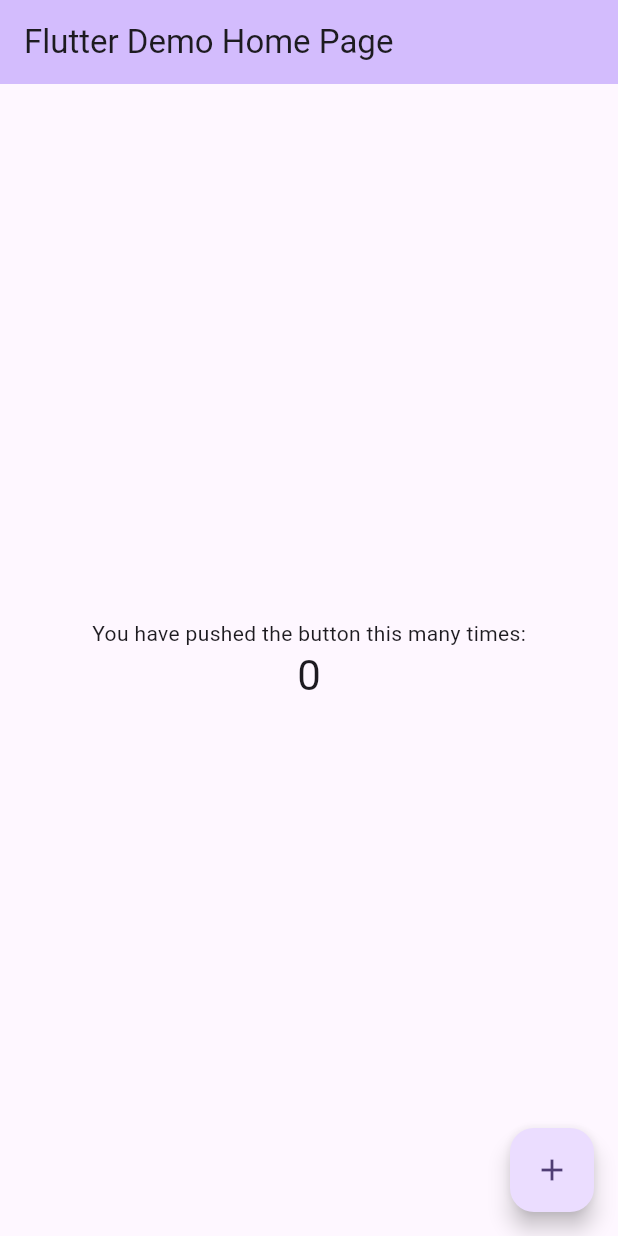
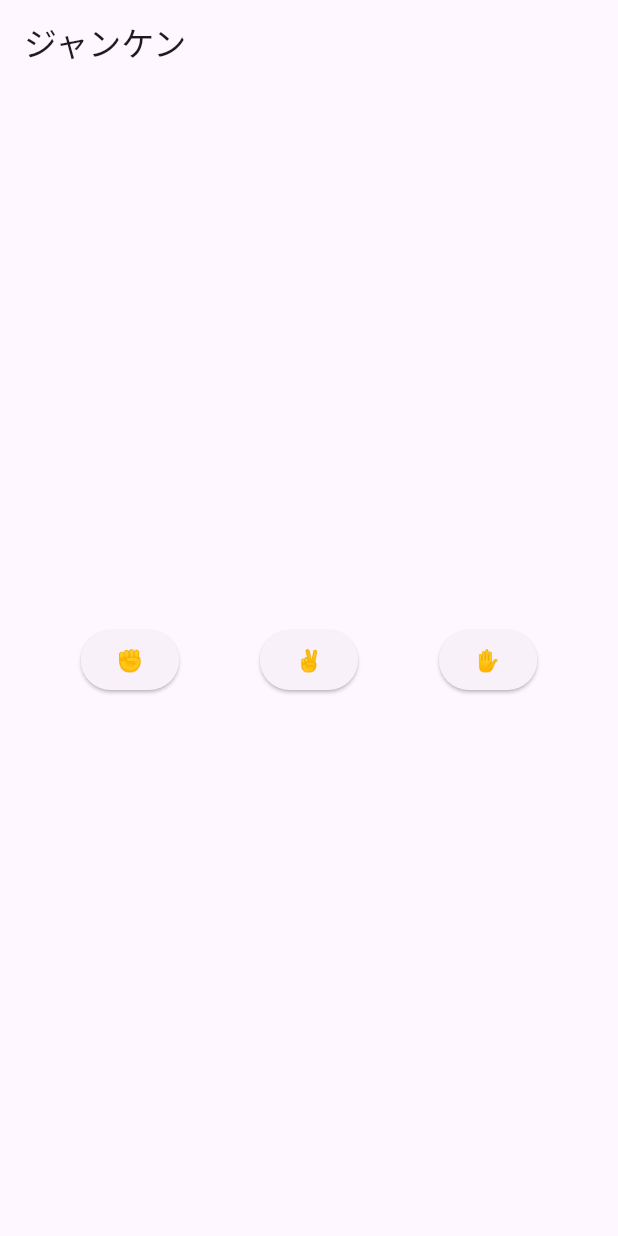
Before and after one commit to dmaruyama-51/flutter-study, a Flutter app: the screen it shows after launch, on a phone screen of 412 x 824 dp. Run offline on Flutter 3.47's test engine with Material 3 defaults, Android fonts, the phone set to English and light mode, and no system bars.

Commit message:
ボタンを配置

```diff
--- a/lib/main.dart
+++ b/lib/main.dart
@@ -7,116 +7,40 @@ void main() {
 class MyApp extends StatelessWidget {
   const MyApp({super.key});
 
-  // This widget is the root of your application.
   @override
   Widget build(BuildContext context) {
     return MaterialApp(
       title: 'Flutter Demo',
       theme: ThemeData(
-        // This is the theme of your application.
-        //
-        // TRY THIS: Try running your application with "flutter run". You'll see
-        // the application has a purple toolbar. Then, without quitting the app,
-        // try changing the seedColor in the colorScheme below to Colors.green
-        // and then invoke "hot reload" (save your changes or press the "hot
-        // reload" button in a Flutter-supported IDE, or press "r" if you used
-        // the command line to start the app).
-        //
-        // Notice that the counter didn't reset back to zero; the application
-        // state is not lost during the reload. To reset the state, use hot
-        // restart instead.
-        //
-        // This works for code too, not just values: Most code changes can be
-        // tested with just a hot reload.
         colorScheme: ColorScheme.fromSeed(seedColor: Colors.deepPurple),
       ),
-      home: const MyHomePage(title: 'Flutter Demo Home Page'),
+      home: JankenPage(),
     );
   }
 }
 
-class MyHomePage extends StatefulWidget {
-  const MyHomePage({super.key, required this.title});
-
-  // This widget is the home page of your application. It is stateful, meaning
-  // that it has a State object (defined below) that contains fields that affect
-  // how it looks.
-
-  // This class is the configuration for the state. It holds the values (in this
-  // case the title) provided by the parent (in this case the App widget) and
-  // used by the build method of the State. Fields in a Widget subclass are
-  // always marked "final".
-
-  final String title;
+class JankenPage extends StatefulWidget {
+  const JankenPage({super.key});
 
   @override
-  State<MyHomePage> createState() => _MyHomePageState();
+  State<JankenPage> createState() => _JankenPageState();
 }
 
-class _MyHomePageState extends State<MyHomePage> {
-  int _counter = 0;
-
-  void _incrementCounter() {
-    setState(() {
-      // This call to setState tells the Flutter framework that something has
-      // changed in this State, which causes it to rerun the build method below
-      // so that the display can reflect the updated values. If we changed
-      // _counter without calling setState(), then the build method would not be
-      // called again, and so nothing would appear to happen.
-      _counter++;
-    });
-  }
-
+class _JankenPageState extends State<JankenPage> {
   @override
   Widget build(BuildContext context) {
-    // This method is rerun every time setState is called, for instance as done
-    // by the _incrementCounter method above.
-    //
-    // The Flutter framework has been optimized to make rerunning build methods
-    // fast, so that you can just rebuild anything that needs updating rather
-    // than having to individually change instances of widgets.
     return Scaffold(
-      appBar: AppBar(
-        // TRY THIS: Try changing the color here to a specific color (to
-        // Colors.amber, perhaps?) and trigger a hot reload to see the AppBar
-        // change color while the other colors stay the same.
-        backgroundColor: Theme.of(context).colorScheme.inversePrimary,
-        // Here we take the value from the MyHomePage object that was created by
-        // the App.build method, and use it to set our appbar title.
-        title: Text(widget.title),
-      ),
+      appBar: AppBar(title: Text('ジャンケン')),
       body: Center(
-        // Center is a layout widget. It takes a single child and positions it
-        // in the middle of the parent.
-        child: Column(
-          // Column is also a layout widget. It takes a list of children and
-          // arranges them vertically. By default, it sizes itself to fit its
-          // children horizontally, and tries to be as tall as its parent.
-          //
-          // Column has various properties to control how it sizes itself and
-          // how it positions its children. Here we use mainAxisAlignment to
-          // center the children vertically; the main axis here is the vertical
-          // axis because Columns are vertical (the cross axis would be
-          // horizontal).
-          //
-          // TRY THIS: Invoke "debug painting" (choose the "Toggle Debug Paint"
-          // action in the IDE, or press "p" in the console), to see the
-          // wireframe for each widget.
-          mainAxisAlignment: MainAxisAlignment.center,
-          children: <Widget>[
-            const Text('You have pushed the button this many times:'),
-            Text(
-              '$_counter',
-              style: Theme.of(context).textTheme.headlineMedium,
-            ),
+        child: Row(
+          mainAxisAlignment: MainAxisAlignment.spaceEvenly,
+          children: [
+            ElevatedButton(onPressed: () {}, child: Text('✊️')),
+            ElevatedButton(onPressed: () {}, child: Text('✌️')),
+            ElevatedButton(onPressed: () {}, child: Text('✋️')),
           ],
         ),
       ),
-      floatingActionButton: FloatingActionButton(
-        onPressed: _incrementCounter,
-        tooltip: 'Increment',
-        child: const Icon(Icons.add),
-      ), // This trailing comma makes auto-formatting nicer for build methods.
     );
   }
 }
```
